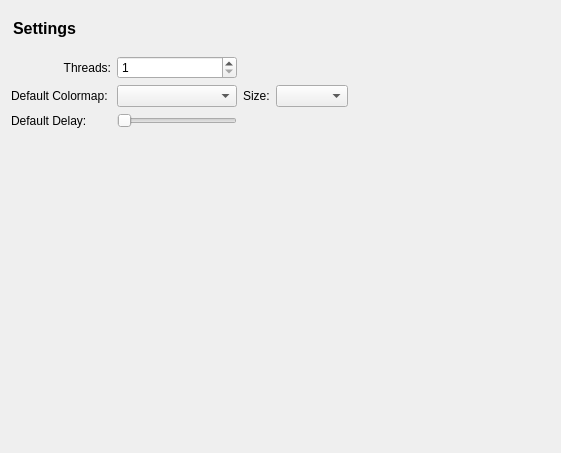
Old version of the form src/gui/forms/settingspage.ui in the repository evoplex/evoplex.
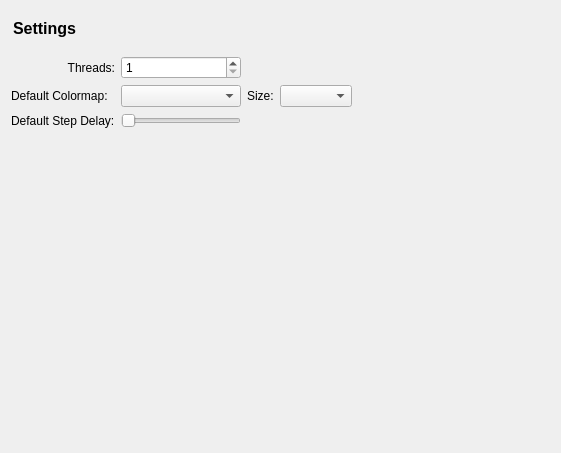
New version of the form.

```diff
--- a/src/gui/forms/settingspage.ui
+++ b/src/gui/forms/settingspage.ui
@@ -149,7 +149,7 @@
      <item row="2" column="0">
       <widget class="QLabel" name="label_5">
        <property name="text">
-        <string>Default Delay:</string>
+        <string>Default Step Delay:</string>
        </property>
       </widget>
      </item>
```
